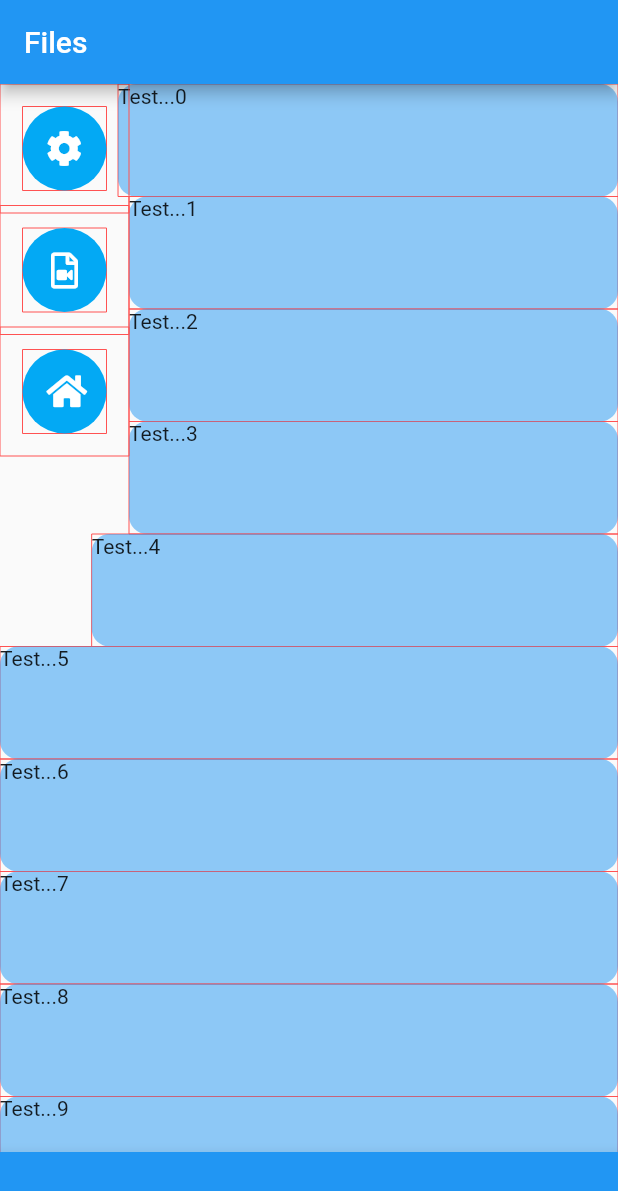
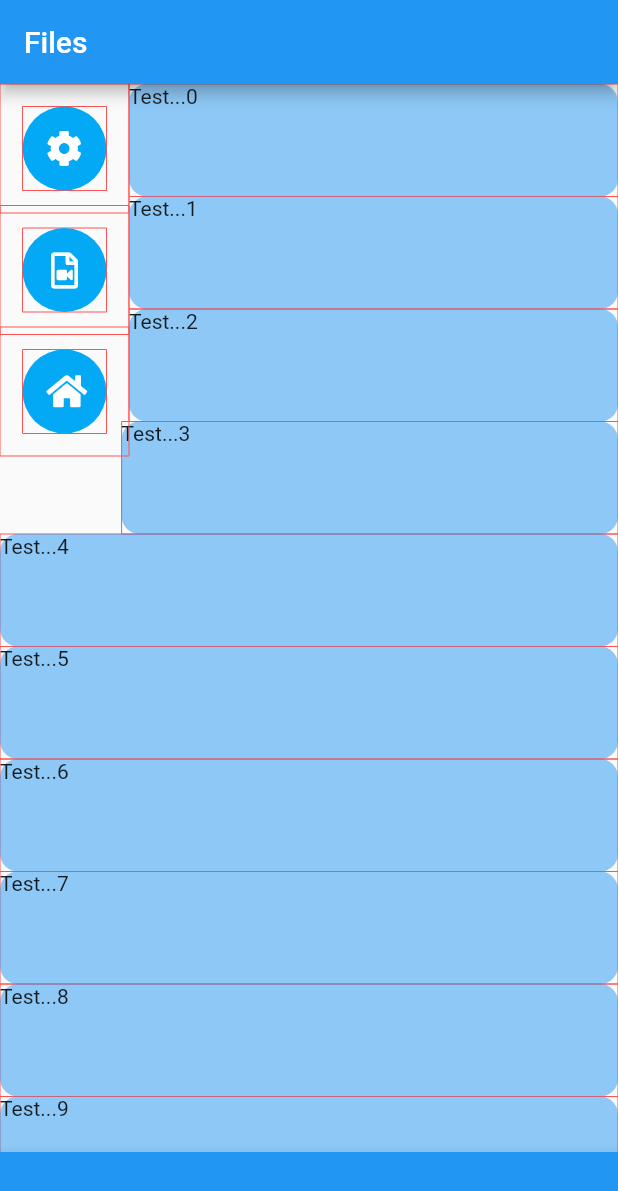
Before and after one commit to BigDeeEss/bu1_kar_kam, a Flutter app: the screen it shows after launch, on a phone screen of 412 x 824 dp. Shown: the top 1191 px of the screen. Run offline on Flutter 3.47's test engine with Material 2 defaults, Android fonts, the phone set to English and light mode, and no system bars; our stand-ins replace font_awesome_flutter.

Commit message:
Rectify offset associated with ListViewBuilderSettingsPageListTile.
The original method for obtaining rect, representing the extent of the Container which this widget is based upon assumed that the origin was co-located with the ListView top left corner.

In actual fact the origin used to construct the container was the top left corner of the screen, thus iplying an offset.

Thise bug was corrected by using an instance of DataNotifer to pass down the Rect data associated with the Stack in BasePage.

```diff
--- a/lib/base_page.dart
+++ b/lib/base_page.dart
@@ -4,6 +4,7 @@ import 'package:flutter/material.dart';
 // Import project-specific files.
 import 'package:kar_kam/app_settings.dart';
 import 'package:kar_kam/button_array.dart';
+import 'package:kar_kam/lib/global_key_extension.dart';
 import 'package:kar_kam/page_specs.dart';
 import 'package:kar_kam/lib/data_notifier.dart';
 
@@ -26,6 +27,10 @@ class _BasePageState extends State<BasePage> {
   /// [buttonArrayRectNotifier] stores Rect information that may be
   /// required by widgets below this in the widget tree.
   final ValueNotifier<Rect> buttonArrayRectNotifier =
+      ValueNotifier(Offset(1.0, 2.0) & Size(3.0, 4.0));
+
+  GlobalKey basePageViewKey = GlobalKey();
+  final ValueNotifier<Rect?> basePageViewRectNotifier =
       ValueNotifier(Offset(1.0, 2.0) & Size(3.0, 4.0));
 
   /// [buttonArray] builds a linear horizontal or vertical array of buttons.
@@ -54,6 +59,8 @@ class _BasePageState extends State<BasePage> {
       //  Get buttonArray Rect data and update buttonArrayRectNotifier.
       Rect buttonArrayRect = buttonArray.getRect();
       buttonArrayRectNotifier.value = buttonArrayRect;
+
+      basePageViewRectNotifier.value = basePageViewKey.globalPaintBounds;
 
       //  Rebuild widget with pageSpec.contents instead of Container().
       if (pageContents == null) {
@@ -109,11 +116,16 @@ class _BasePageState extends State<BasePage> {
         //
         //  Note: [pageContents] equates to widget.pageSpec.contents
         //  after setState.
-        child: Stack(
-          children: <Widget>[
-            pageContents ?? Container(),
-            buttonArray,
-          ],
+        child: DataNotifier(
+          key: ValueKey('basePageViewRect'),
+          data: basePageViewRectNotifier,
+          child: Stack(
+            key: basePageViewKey,
+            children: <Widget>[
+              pageContents ?? Container(),
+              buttonArray,
+            ],
+          ),
         ),
       ),
     );
--- a/lib/list_view_builder_settings_page_contents.dart
+++ b/lib/list_view_builder_settings_page_contents.dart
@@ -47,20 +47,33 @@ class _ListViewBuilderSettingsPageContentsState
         .data
         .value;
 
-    double width = MediaQuery.of(context).size.width;
+    Rect basePageViewRect = DataNotifier
+        .of(context, ValueKey('basePageViewRect'))
+        .data
+        .value;
+
+    double width = MediaQuery
+        .of(context)
+        .size
+        .width;
     double appBarHeight =
-        MediaQuery.of(context).padding.top + kToolbarHeight;
+        MediaQuery
+            .of(context)
+            .padding
+            .top + kToolbarHeight;
     print('appBarHeight = $appBarHeight');
     // Offset offset = Offset(0.0, -appBarHeight);
 
     List<Widget> tileList = [...List<Widget>.generate(100, (int index) {
       return ListViewBuilderSettingsPageListTile(
+        basePageViewRect: basePageViewRect,
         guestRect: buttonArrayRect,
         index: index,
         maxWidth: width,
         // offset: offset,
       );
-    })];
+    })
+    ];
 
     return DataNotifier(
       key: ValueKey('scrollController'),
--- a/lib/list_view_builder_settings_page_list_tile.dart
+++ b/lib/list_view_builder_settings_page_list_tile.dart
@@ -10,26 +10,33 @@ import 'package:kar_kam/lib/rect_extension.dart';
 class ListViewBuilderSettingsPageListTile extends StatelessWidget {
   ListViewBuilderSettingsPageListTile({
     Key? key,
+    required this.basePageViewRect,
+    required this.guestRect,
     required this.index,
-    required this.guestRect,
     required this.maxWidth,
     this.offset,
   }) : super(key: key) {
     rect = Offset(0, height * index) & Size(maxWidth, height);
+    if (basePageViewRect != null) {
+      rect = rect.shift(Offset(0.0, basePageViewRect!.top));
+    }
     centralConstructionRect = centralConstructionRectFromGuestRect;
     lowerConstructionRect = lowerConstructionRectFromGuestRect;
     upperConstructionRect = upperConstructionRectFromGuestRect;
-    if (index == 6) {
+    if (index == 0) {
       print('index = $index');
+      print('basePageViewRect = $basePageViewRect');
       print('guestRect = $guestRect');
       print('lowerConstructionRect = $lowerConstructionRect');
+      print('upperConstructionRect = $upperConstructionRect');
       print('$index, rect = $rect');
     }
   }
 
+  final Rect? basePageViewRect;
+  final Rect guestRect;
   final int index;
   final double maxWidth;
-  final Rect guestRect;
   final Offset? offset;
 
   double height = 75.0;
@@ -85,13 +92,23 @@ class ListViewBuilderSettingsPageListTile extends StatelessWidget {
           upperConstructionRect.boundsContain(tmpRect.bottomRight)) {
         y = upperConstructionRect.bottom - tmpRect.bottom;
         deltaX = guestRect.width - getDeltaXFromPosition(upperConstructionRect, y);
+        print('y1 = $y');
+        print('upperConstructionRect.top = ${upperConstructionRect.top}');
+        print('upperConstructionRect.bottom = ${upperConstructionRect.bottom}');
+        print('tmpRect.top = ${tmpRect.top}');
+        print('tmpRect.bottom = ${tmpRect.bottom}');
       } else if (lowerConstructionRect.boundsContain(tmpRect.topLeft) ||
           lowerConstructionRect.boundsContain(tmpRect.topRight)) {
         y = lowerConstructionRect.bottom - tmpRect.top;
-        print('y = $y');
-        print('scrollPosition = $scrollPosition');
-        print('rect = $rect');
+        // print('y = $y');
+        // print('scrollPosition = $scrollPosition');
+        // print('rect = $rect');
         deltaX = getDeltaXFromPosition(lowerConstructionRect, y);
+        print('y2 = $y');
+        print('lowerConstructionRect.top = ${lowerConstructionRect.top}');
+        print('lowerConstructionRect.bottom = ${lowerConstructionRect.bottom}');
+        print('tmpRect.top = ${tmpRect.top}');
+        print('tmpRect.bottom = ${tmpRect.bottom}');
       } else if (centralConstructionRect.overlaps(tmpRect)) {
         //  [guestRect] overlaps with [upperConstructionRect].
         deltaX = guestRect.width;
@@ -198,6 +215,7 @@ class ListViewBuilderSettingsPageListTile extends StatelessWidget {
                 ? Border.all(width: 0.0, color: Colors.redAccent)
                 : null,
           ),
+          // margin: EdgeInsets.only(left: (index == 0 ? getDeltaX(value) : 0.0)),
           margin: EdgeInsets.only(left: getDeltaX(value)),
           height: height,
           child: Container(
@@ -213,25 +231,5 @@ class ListViewBuilderSettingsPageListTile extends StatelessWidget {
         );
       },
     );
-    return Container(
-      //  Draw bounding box around [SettingsPageListTile].
-      decoration: BoxDecoration(
-        border: AppSettings.drawLayoutBounds
-            ? Border.all(width: 0.0, color: Colors.redAccent)
-            : null,
-      ),
-      margin: EdgeInsets.only(left: 0),
-      height: 75,
-      child: Container(
-        key: UniqueKey(),
-        decoration: BoxDecoration(
-          color: Colors.blue.withOpacity(0.5),
-          borderRadius: BorderRadius.all(
-            Radius.circular(12.0),
-          ),
-        ),
-        child: Text('Test...$index'),
-      ),
-    );
   }
 }
```
Also changed, not shown: 1 other file.
